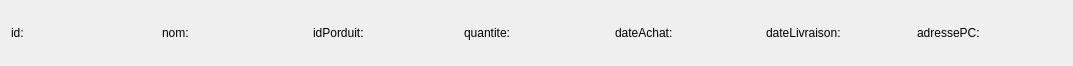
The window that IG/consommateurIG/consommateurPanel/livraisonsousig.ui (4mbroise/goodBasket) describes before a commit, drawn with Qt 5.
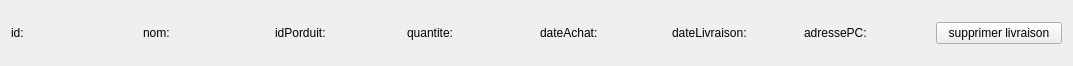
The same window after the commit.

What changed in the file:
```diff
--- a/IG/consommateurIG/consommateurPanel/livraisonsousig.ui
+++ b/IG/consommateurIG/consommateurPanel/livraisonsousig.ui
@@ -63,6 +63,13 @@
      </property>
     </widget>
    </item>
+   <item>
+    <widget class="QPushButton" name="Supprimer">
+     <property name="text">
+      <string>supprimer livraison</string>
+     </property>
+    </widget>
+   </item>
   </layout>
  </widget>
  <resources/>
```
